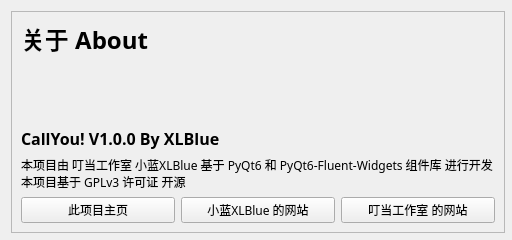
XLBlue1019/TKCallYou, file UI_About.ui: the form before one commit.
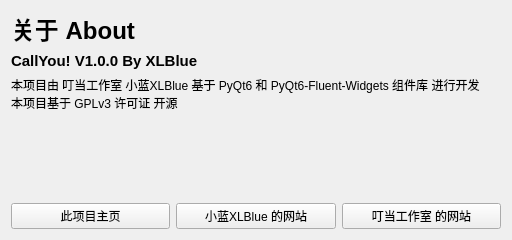
The form after the commit. Custom widgets are drawn as their Qt base class.

Diff of the .ui file:
```diff
--- a/UI_About.ui
+++ b/UI_About.ui
@@ -12,45 +12,24 @@
   </property>
   <property name="minimumSize">
    <size>
-    <width>360</width>
-    <height>240</height>
-   </size>
-  </property>
-  <property name="maximumSize">
-   <size>
     <width>512</width>
     <height>240</height>
    </size>
   </property>
+  <property name="maximumSize">
+   <size>
+    <width>16777215</width>
+    <height>16777215</height>
+   </size>
+  </property>
   <property name="windowTitle">
-   <string>Form</string>
+   <string/>
   </property>
-  <layout class="QHBoxLayout" name="horizontalLayout_2">
-   <item>
-    <widget class="QFrame" name="frame">
-     <property name="minimumSize">
-      <size>
-       <width>494</width>
-       <height>222</height>
-      </size>
-     </property>
-     <property name="font">
-      <font>
-       <family>阿里巴巴普惠体 3.0 55 Regular</family>
-      </font>
-     </property>
-     <property name="frameShape">
-      <enum>QFrame::StyledPanel</enum>
-     </property>
-     <property name="frameShadow">
-      <enum>QFrame::Raised</enum>
-     </property>
-     <layout class="QVBoxLayout" name="verticalLayout_2">
+  <layout class="QVBoxLayout" name="verticalLayout">
       <item>
        <widget class="QLabel" name="label">
         <property name="font">
          <font>
-          <family>阿里巴巴普惠体 3.0 95 ExtraBold</family>
           <pointsize>18</pointsize>
           <bold>true</bold>
          </font>
@@ -60,25 +39,11 @@
         </property>
        </widget>
       </item>
-      <item>
-       <spacer name="verticalSpacer">
-        <property name="orientation">
-         <enum>Qt::Vertical</enum>
-        </property>
-        <property name="sizeHint" stdset="0">
-         <size>
-          <width>20</width>
-          <height>40</height>
-         </size>
-        </property>
-       </spacer>
-      </item>
       <item>
        <widget class="QLabel" name="label_2">
         <property name="font">
          <font>
-          <family>阿里巴巴普惠体 3.0 95 ExtraBold</family>
-          <pointsize>12</pointsize>
+       <pointsize>11</pointsize>
           <bold>true</bold>
          </font>
         </property>
@@ -86,7 +51,7 @@
          <string>CallYou! V1.0.0 By XLBlue</string>
         </property>
         <property name="alignment">
-         <set>Qt::AlignBottom|Qt::AlignLeading|Qt::AlignLeft</set>
+      <set>Qt::AlignmentFlag::AlignBottom|Qt::AlignmentFlag::AlignLeading|Qt::AlignmentFlag::AlignLeft</set>
         </property>
        </widget>
       </item>
@@ -100,31 +65,44 @@
          <bool>false</bool>
         </property>
         <property name="alignment">
-         <set>Qt::AlignLeading|Qt::AlignLeft|Qt::AlignTop</set>
+      <set>Qt::AlignmentFlag::AlignLeading|Qt::AlignmentFlag::AlignLeft|Qt::AlignmentFlag::AlignTop</set>
         </property>
         <property name="wordWrap">
          <bool>true</bool>
         </property>
        </widget>
       </item>
+   <item>
+    <spacer name="verticalSpacer">
+     <property name="orientation">
+      <enum>Qt::Orientation::Vertical</enum>
+     </property>
+     <property name="sizeHint" stdset="0">
+      <size>
+       <width>20</width>
+       <height>40</height>
+      </size>
+     </property>
+    </spacer>
+   </item>
       <item>
        <layout class="QHBoxLayout" name="horizontalLayout">
         <item>
-         <widget class="PushButton" name="pbtnHomePage">
+      <widget class="QPushButton" name="pbtnHomePage">
           <property name="text">
            <string>此项目主页</string>
           </property>
          </widget>
         </item>
         <item>
-         <widget class="PushButton" name="pbtnAuthorWebsite">
+      <widget class="QPushButton" name="pbtnAuthorWebsite">
           <property name="text">
            <string>小蓝XLBlue 的网站</string>
           </property>
          </widget>
         </item>
         <item>
-         <widget class="PushButton" name="pbtnStudioWebsite">
+      <widget class="QPushButton" name="pbtnStudioWebsite">
           <property name="text">
            <string>叮当工作室 的网站</string>
           </property>
@@ -134,16 +112,6 @@
       </item>
      </layout>
     </widget>
-   </item>
-  </layout>
- </widget>
- <customwidgets>
-  <customwidget>
-   <class>PushButton</class>
-   <extends>QPushButton</extends>
-   <header>qfluentwidgets</header>
-  </customwidget>
- </customwidgets>
  <resources/>
  <connections/>
 </ui>
```
Lines whose indentation alone changed are shown as unchanged.
